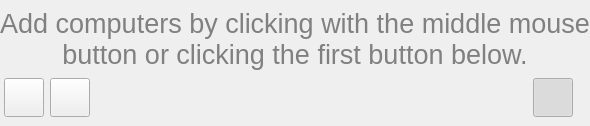
This is master/src/SpotlightPanel.ui in veyon/veyon as Qt 5 draws it before an edit. The edited form follows.
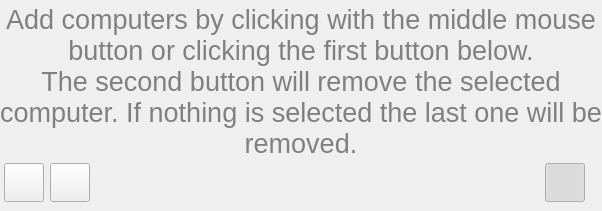
This is the edited form. Icons and pictures are not drawn. Custom widgets are drawn as their Qt base class.

Commit message: automatically remove last computer if nothing is selected

The edit to the form file:
```diff
--- a/master/src/SpotlightPanel.ui
+++ b/master/src/SpotlightPanel.ui
@@ -85,7 +85,8 @@
           </font>
          </property>
          <property name="text">
-          <string>Add computers by clicking with the middle mouse button or clicking the first button below.</string>
+          <string>Add computers by clicking with the middle mouse button or clicking the first button below.
+The second button will remove the selected computer. If nothing is selected the last one will be removed.</string>
          </property>
          <property name="alignment">
           <set>Qt::AlignCenter</set>
```
The commit also changes 1 other file.
